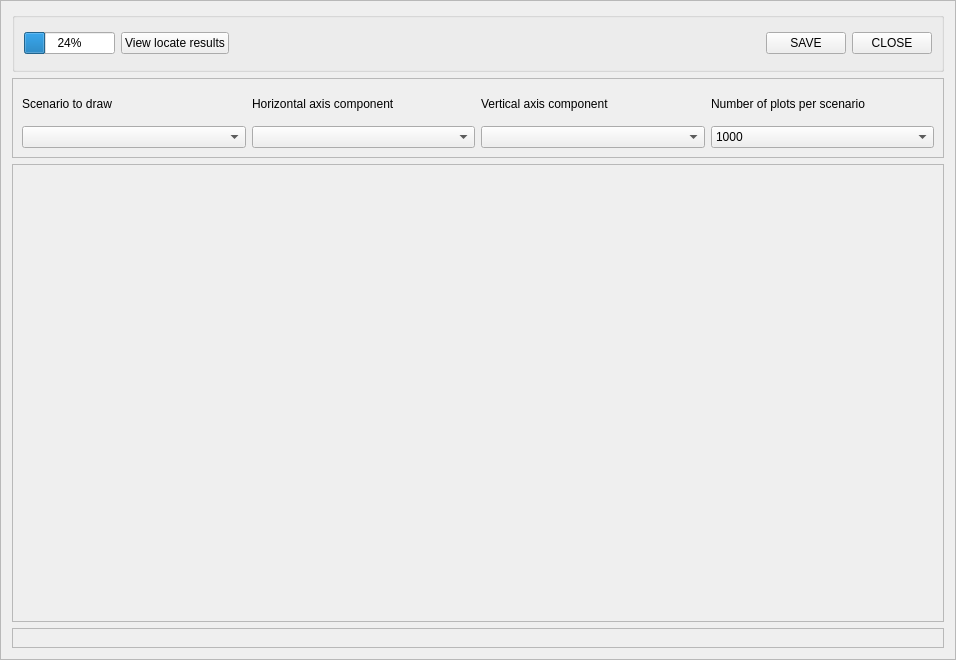
First picture: the form in python_interface/uis/drawScenarioFrame.ui, repository cbgp/diyabc, before the edit.
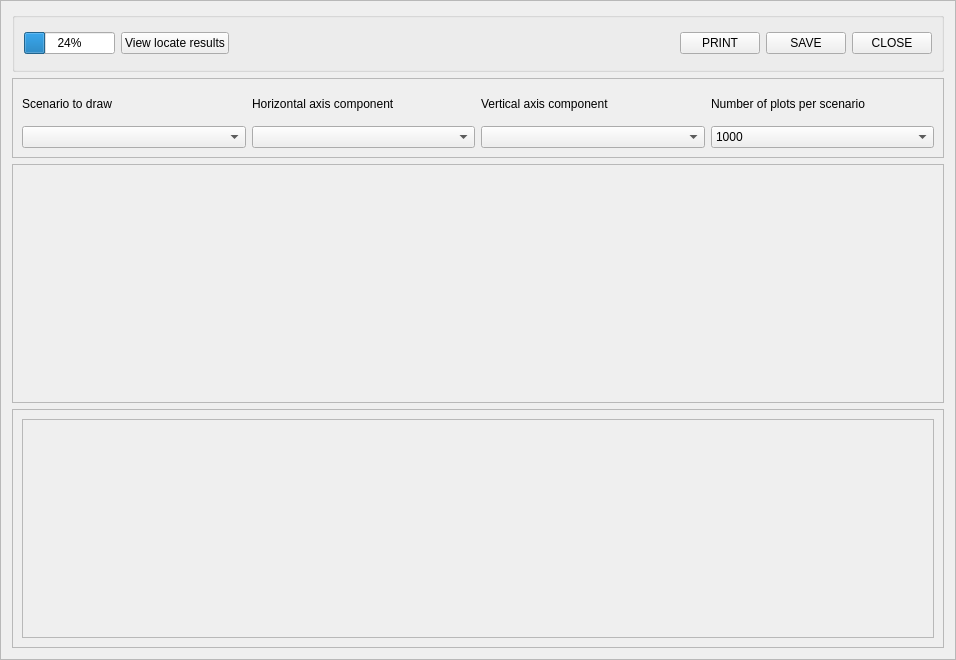
Second picture: the form after the edit.

Commit message: print pca,estim,comp,scenarios

The edit to the form file:
```diff
--- a/python_interface/uis/drawScenarioFrame.ui
+++ b/python_interface/uis/drawScenarioFrame.ui
@@ -98,6 +98,13 @@
         </property>
        </spacer>
       </item>
+      <item>
+       <widget class="QPushButton" name="printButton">
+        <property name="text">
+         <string>PRINT</string>
+        </property>
+       </widget>
+      </item>
       <item>
        <widget class="QPushButton" name="savePicturesButton">
         <property name="text">
@@ -216,7 +223,7 @@
         <x>0</x>
         <y>0</y>
         <width>930</width>
-        <height>454</height>
+        <height>236</height>
        </rect>
       </property>
       <layout class="QVBoxLayout" name="verticalLayout_2">
@@ -231,6 +238,21 @@
     </widget>
    </item>
    <item>
+    <widget class="QScrollArea" name="PCAScroll">
+     <property name="widgetResizable">
+      <bool>true</bool>
+     </property>
+     <widget class="QWidget" name="scrollAreaWidgetContents_2">
+      <property name="geometry">
+       <rect>
+        <x>0</x>
+        <y>0</y>
+        <width>930</width>
+        <height>236</height>
+       </rect>
+      </property>
+      <layout class="QVBoxLayout" name="verticalLayout_4">
+       <item>
     <widget class="QFrame" name="PCAGraphFrame">
      <property name="frameShape">
       <enum>QFrame::StyledPanel</enum>
@@ -239,6 +261,10 @@
       <enum>QFrame::Raised</enum>
      </property>
      <layout class="QVBoxLayout" name="verticalLayout_3"/>
+        </widget>
+       </item>
+      </layout>
+     </widget>
     </widget>
    </item>
   </layout>
```
Lines whose indentation alone changed are shown as unchanged. The commit also changes 5 other files.
